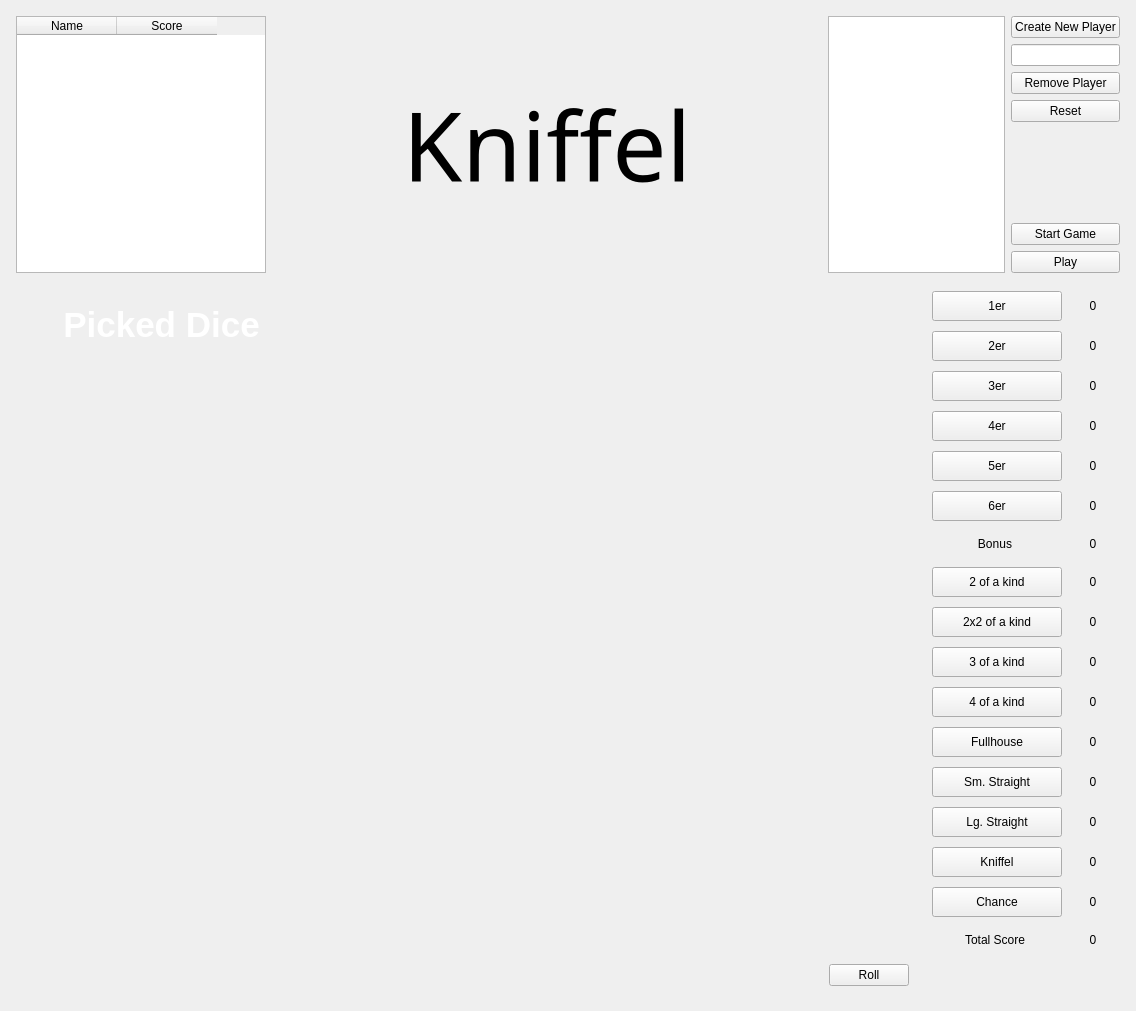
Above: Kniffel.ui from MoVo01/Kniffel before the change. Below: the same form after it.
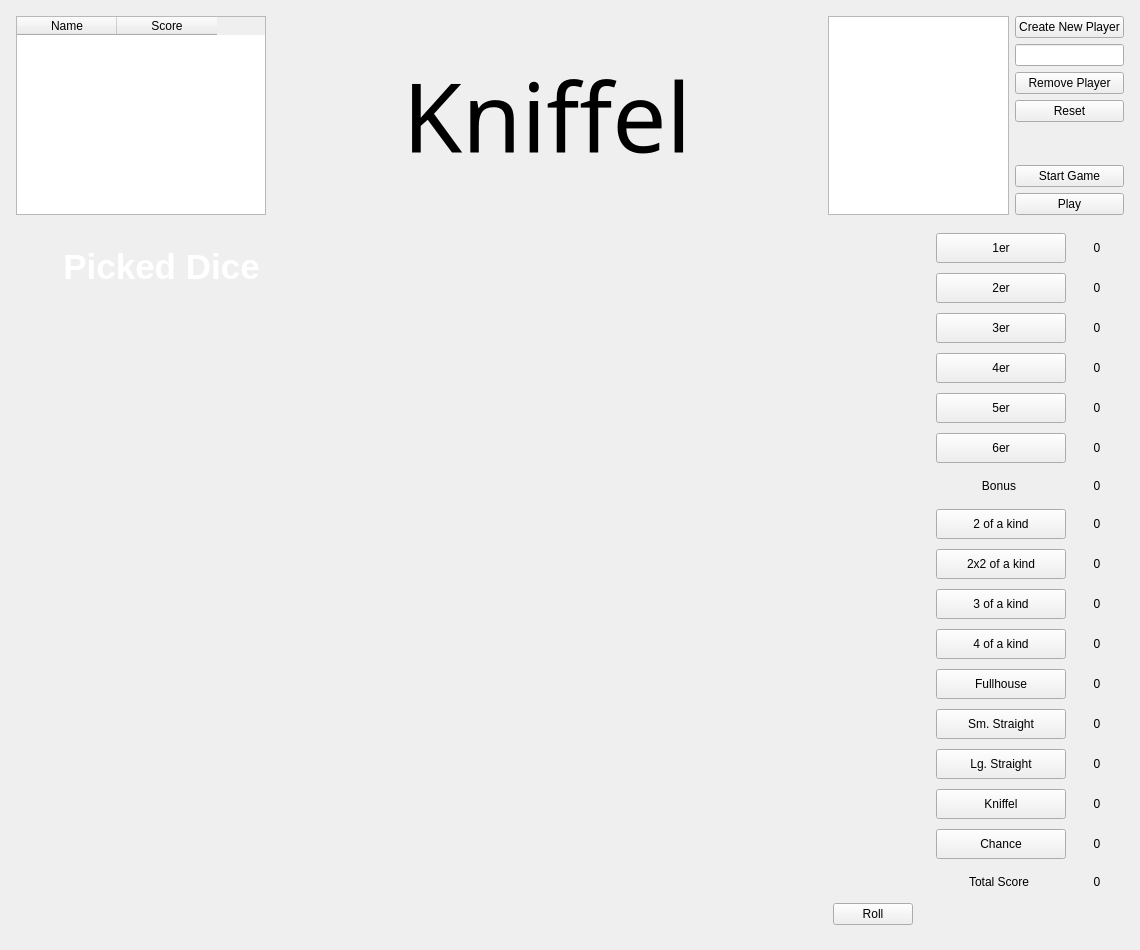
That is the form after the change. Custom widgets are drawn as their Qt base class.

Diff of the .ui file:
```diff
--- a/Kniffel.ui
+++ b/Kniffel.ui
@@ -6,10 +6,22 @@
    <rect>
     <x>0</x>
     <y>0</y>
-    <width>1136</width>
-    <height>1011</height>
+    <width>1140</width>
+    <height>950</height>
    </rect>
   </property>
+  <property name="minimumSize">
+   <size>
+    <width>1140</width>
+    <height>950</height>
+   </size>
+  </property>
+  <property name="baseSize">
+   <size>
+    <width>1140</width>
+    <height>950</height>
+   </size>
+  </property>
   <property name="windowTitle">
    <string>Form</string>
   </property>
```
